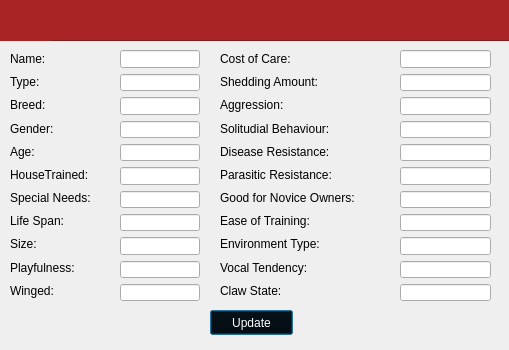
First picture: the form in animaldetailsview.ui, repository maliklewis/comp3004, before the edit.
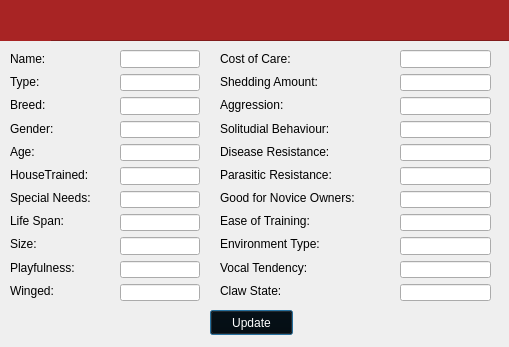
Second picture: the form after the edit. Icons and pictures are not drawn.

The edit to the form file:
```diff
--- a/animaldetailsview.ui
+++ b/animaldetailsview.ui
@@ -7,7 +7,7 @@
     <x>0</x>
     <y>0</y>
     <width>509</width>
-    <height>350</height>
+    <height>347</height>
    </rect>
   </property>
   <property name="windowTitle">
```
